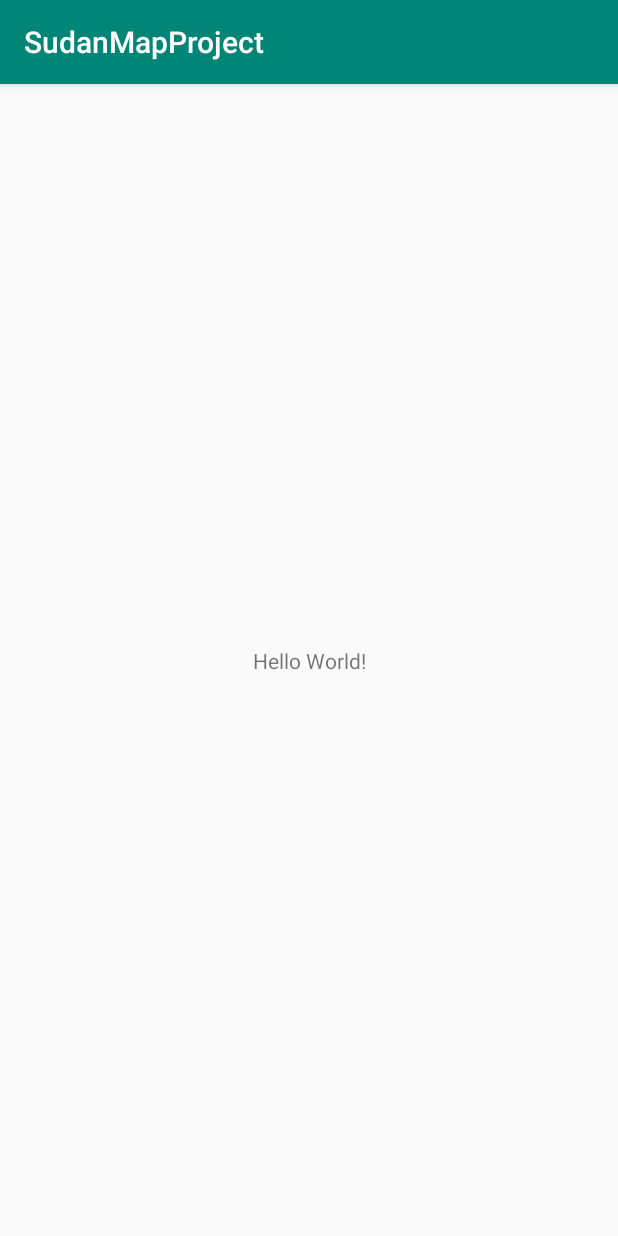
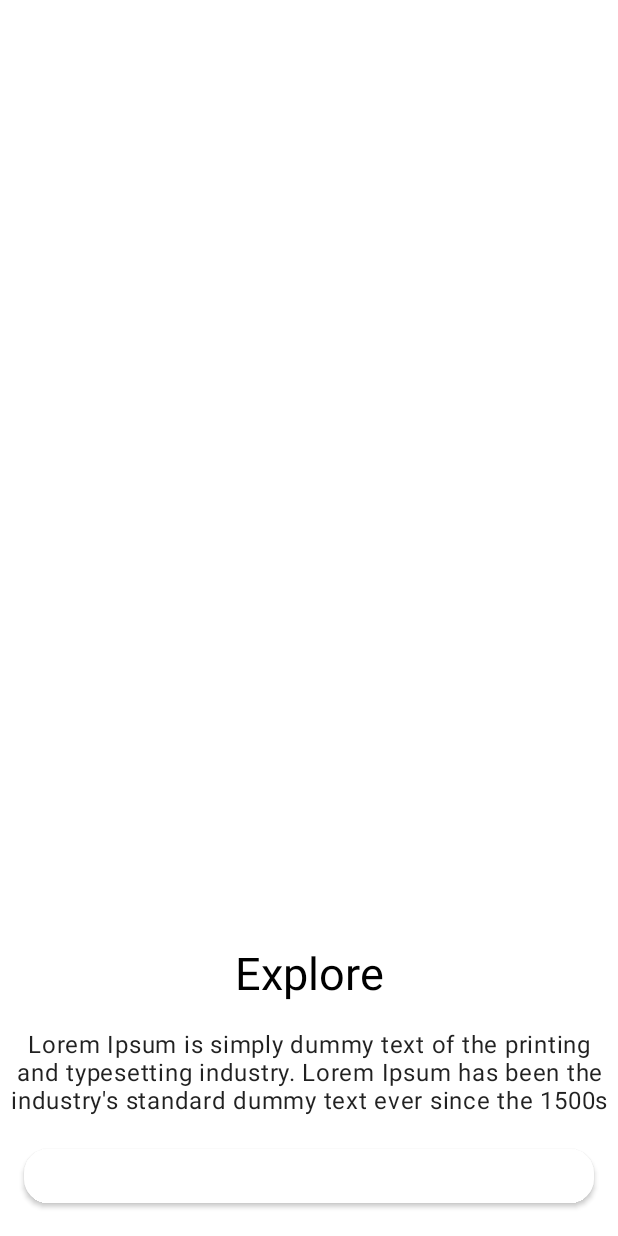
Before and after one commit to Innovation-Baylasan/baswla-android, an Android app: the screen it shows after launch (MainActivity), on a phone screen of 412 x 824 dp. Run offline under Robolectric (Android 15) with nearby library versions, the phone set to English and light mode, and no system bars.

Commit message:
added style

```diff
--- a/app/build.gradle
+++ b/app/build.gradle
@@ -27,9 +27,10 @@ dependencies {
     implementation fileTree(dir: 'libs', include: ['*.jar'])
     implementation"org.jetbrains.kotlin:kotlin-stdlib-jdk7:$kotlin_version"
     implementation 'androidx.appcompat:appcompat:1.1.0'
-    implementation 'androidx.core:core-ktx:1.1.0'
     implementation 'androidx.constraintlayout:constraintlayout:1.1.3'
     testImplementation 'junit:junit:4.12'
     androidTestImplementation 'androidx.test.ext:junit:1.1.1'
     androidTestImplementation 'androidx.test.espresso:espresso-core:3.2.0'
+    implementation 'com.google.android.material:material:1.0.0'
+
 }
--- a/app/src/main/res/layout/activity_main.xml
+++ b/app/src/main/res/layout/activity_main.xml
@@ -7,12 +7,43 @@
     tools:context=".MainActivity">
 
     <TextView
+        android:id="@+id/textView"
         android:layout_width="wrap_content"
         android:layout_height="wrap_content"
-        android:text="Hello World!"
+        android:layout_marginBottom="16dp"
+        android:text="Explore"
+        android:textColor="@android:color/black"
+        android:textSize="30sp"
+        app:layout_constraintBottom_toTopOf="@+id/textView2"
+        app:layout_constraintEnd_toEndOf="parent"
+        app:layout_constraintStart_toStartOf="parent" />
+
+    <TextView
+        android:id="@+id/textView2"
+        android:layout_width="wrap_content"
+        android:layout_height="wrap_content"
+        android:layout_marginStart="16dp"
+        android:layout_marginEnd="16dp"
+        android:layout_marginBottom="16dp"
+        android:gravity="center"
+        android:text="Lorem Ipsum is simply dummy text of the printing and typesetting industry. Lorem Ipsum has been the industry's standard dummy text ever since the 1500s"
+        android:textAppearance="@style/TextAppearance.MaterialComponents.Body1"
+        app:layout_constraintBottom_toTopOf="@+id/materialButton"
+        app:layout_constraintEnd_toEndOf="parent"
+        app:layout_constraintStart_toStartOf="parent" />
+
+
+    <com.google.android.material.button.MaterialButton
+        android:id="@+id/materialButton"
+        android:layout_width="0dp"
+        android:layout_height="wrap_content"
+        android:text="NEXT"
+        app:cornerRadius="16dp"
+        android:layout_marginStart="16dp"
+        android:layout_marginEnd="16dp"
+        android:layout_marginBottom="16dp"
         app:layout_constraintBottom_toBottomOf="parent"
-        app:layout_constraintLeft_toLeftOf="parent"
-        app:layout_constraintRight_toRightOf="parent"
-        app:layout_constraintTop_toTopOf="parent" />
+        app:layout_constraintEnd_toEndOf="parent"
+        app:layout_constraintStart_toStartOf="parent" />
 
 </androidx.constraintlayout.widget.ConstraintLayout>
--- a/app/src/main/res/values/colors.xml
+++ b/app/src/main/res/values/colors.xml
@@ -1,6 +1,7 @@
 <?xml version="1.0" encoding="utf-8"?>
 <resources>
-    <color name="colorPrimary">#008577</color>
-    <color name="colorPrimaryDark">#00574B</color>
-    <color name="colorAccent">#D81B60</color>
+    <color name="colorPrimary">#FFFFFF</color>
+    <color name="colorPrimaryDark">#4DFFFFFF</color>
+    <color name="colorAccent">#EB413C</color>
+    <color name="colorOnBackground">#FFFFFF</color>
 </resources>
--- a/app/src/main/res/values/styles.xml
+++ b/app/src/main/res/values/styles.xml
@@ -1,11 +1,14 @@
 <resources>
 
     <!-- Base application theme. -->
-    <style name="AppTheme" parent="Theme.AppCompat.Light.DarkActionBar">
+    <style name="AppTheme" parent="Theme.MaterialComponents.Light.NoActionBar">
         <!-- Customize your theme here. -->
+        <item name="android:windowBackground">@android:color/white</item>
         <item name="colorPrimary">@color/colorPrimary</item>
         <item name="colorPrimaryDark">@color/colorPrimaryDark</item>
         <item name="colorAccent">@color/colorAccent</item>
+        <item name="android:windowTranslucentStatus">true</item>
+        <item name="android:windowTranslucentNavigation">true</item>
     </style>
 
 </resources>
```
